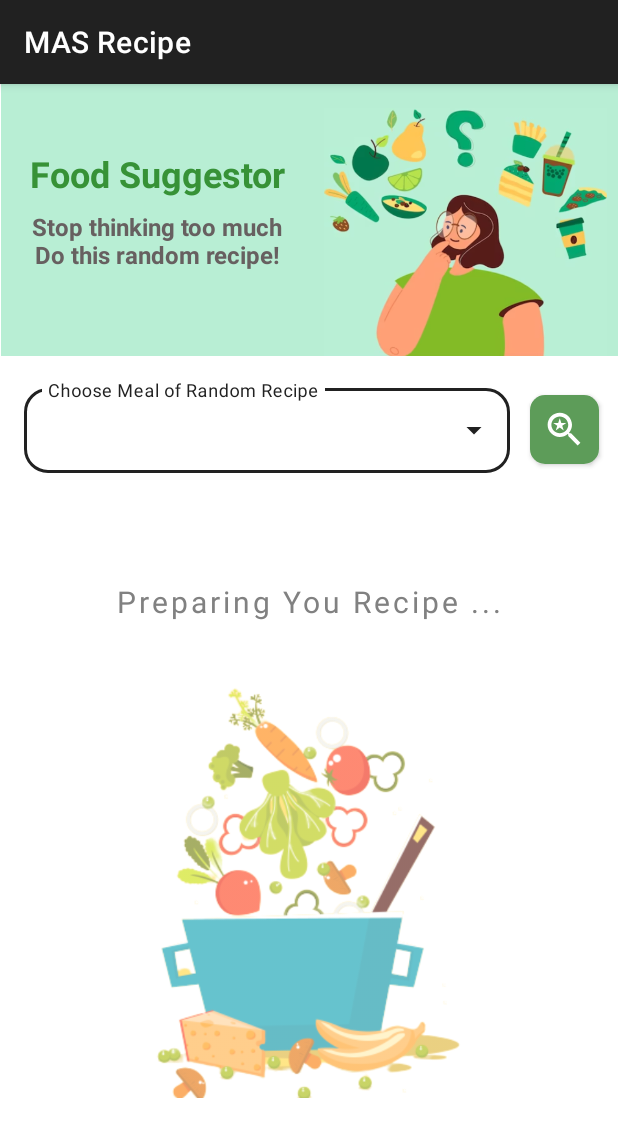
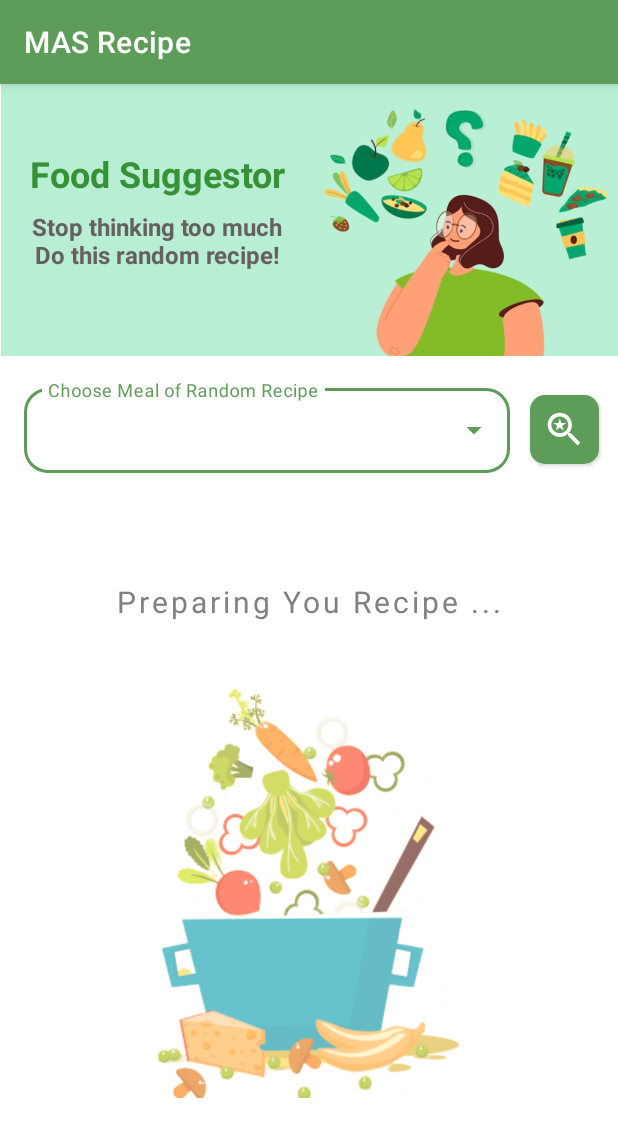
Before and after one commit to mariamm20/MAS_Recipe, an Android app: the fragment SuggestionFragment shown on its own in the app's theme, on a phone screen of 412 x 824 dp. Shown: the top 1137 px of the screen. Run offline under Robolectric (Android 15) with nearby library versions, the phone set to English and light mode, and no system bars.

```diff
--- a/app/src/main/java/com/example/myapplication/Home/SuggestionFragment.java
+++ b/app/src/main/java/com/example/myapplication/Home/SuggestionFragment.java
@@ -76,7 +76,7 @@ public class SuggestionFragment extends Fragment {
         return inflater.inflate(R.layout.fragment_suggestion, container, false);
     }
 
-    String[] suggestions = {"Breakfast", "Lunch", "Dinner","Snacks"};
+    String[] suggestions = {"Breakfast", "Lunch", "Dinner", "Desert","Snacks"};
     AutoCompleteTextView autoComplete_suggestion;
     ArrayAdapter<String> adapter_suggestions;
     RecyclerView rv;
--- a/app/src/main/res/layout/fragment_suggestion.xml
+++ b/app/src/main/res/layout/fragment_suggestion.xml
@@ -74,6 +74,8 @@
                 android:layout_height="wrap_content"
                 android:layout_marginStart="16dp"
                 android:layout_marginTop="16dp"
+                app:hintTextColor="@color/colorPrimary"
+                app:boxStrokeColor="@color/colorPrimary"
                 android:hint="Choose Meal of Random Recipe"
                 app:boxCornerRadiusBottomEnd="16dp"
                 app:boxCornerRadiusBottomStart="16dp"
--- a/app/src/main/res/values-night/themes.xml
+++ b/app/src/main/res/values-night/themes.xml
@@ -2,9 +2,9 @@
     <!-- Base application theme. -->
     <style name="Theme.MyApplication" parent="Theme.MaterialComponents.DayNight.DarkActionBar">
         <!-- Primary brand color. -->
-<!--        <item name="colorPrimary">@color/purple_200</item>-->
-<!--        <item name="colorPrimaryVariant">@color/purple_700</item>-->
-<!--        <item name="colorOnPrimary">@color/black</item>-->
+        <item name="colorPrimary">@color/colorPrimary</item>
+        <item name="colorPrimaryVariant">@color/colorPrimaryDark</item>
+        <item name="colorOnPrimary">@color/colorWhite</item>
 <!--        &lt;!&ndash; Secondary brand color. &ndash;&gt;-->
 <!--        <item name="colorSecondary">@color/teal_200</item>-->
 <!--        <item name="colorSecondaryVariant">@color/teal_200</item>-->
--- a/app/src/main/res/values/themes.xml
+++ b/app/src/main/res/values/themes.xml
@@ -2,19 +2,29 @@
     <!-- Base application theme. -->
     <style name="Theme.MyApplication" parent="Theme.MaterialComponents.DayNight.DarkActionBar">
         <!-- Primary brand color. -->
-<!--        <item name="colorPrimary">@color/purple_500</item>-->
-<!--        <item name="colorPrimaryVariant">@color/purple_700</item>-->
-<!--        <item name="colorOnPrimary">@color/white</item>-->
-<!--        &lt;!&ndash; Secondary brand color. &ndash;&gt;-->
+        <item name="colorPrimary">@color/colorPrimary</item>
+        <item name="colorPrimaryVariant">@color/colorPrimaryDark</item>
+        <item name="colorOnPrimary">@color/colorWhite</item>
+        <!-- Secondary brand color. -->
 <!--        <item name="colorSecondary">@color/teal_200</item>-->
 <!--        <item name="colorSecondaryVariant">@color/teal_700</item>-->
 <!--        <item name="colorOnSecondary">@color/black</item>-->
-<!--        &lt;!&ndash; Status bar color. &ndash;&gt;-->
+        <!-- Status bar color. -->
 <!--        <item name="android:statusBarColor" tools:targetApi="l">?attr/colorPrimaryVariant</item>-->
         <!-- Customize your theme here. -->
     </style>
 
-    <style name="no_status_bar" parent="Theme.MaterialComponents.Light.NoActionBar.Bridge">
+    <style name="TextLabel" parent="">
+        <!-- Hint color and label color in FALSE state -->
+        <item name="android:textColorHint">@color/colorPrimary</item>
+        <item name="android:textSize">20sp</item>
+        <!-- Label color in TRUE state and bar color FALSE and TRUE State -->
+        <item name="colorAccent">@color/colorPrimary</item>
+        <item name="colorControlNormal">@color/colorPrimary</item>
+        <item name="colorControlActivated">@color/colorPrimary</item>
+    </style>
+
+    <style name="no_status_bar" parent="Theme.MaterialComponents.Light.NoActionBar">
         <!-- Status bar color. -->
         <item name="android:statusBarColor" tools:targetApi="l">@color/colorPrimary</item>
     </style>
```
